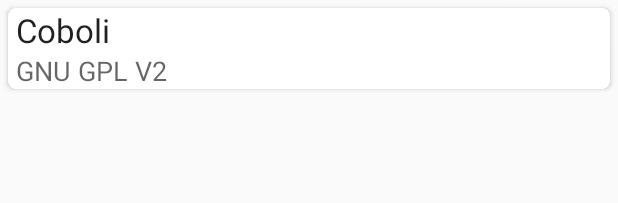
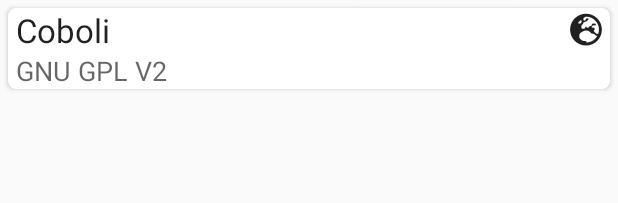
Before and after one commit to ahahn94/Coboli, an Android app: the layout fragment_card_library.xml on its own in the app's theme, with its tools: preview values and no code run, on a phone screen of 412 x 824 dp. Shown: the top 203 px of the screen. Run offline under Robolectric (Android 15) with nearby library versions, the phone set to English and light mode, and no system bars.

Commit message:
Add Project Website Links To About Section
Add buttons with links to the project websites to the About section.

Signed-off-by: ahahn94 <ahahn94@outlook.com>

```diff
--- a/app/src/main/assets/libraries.json
+++ b/app/src/main/assets/libraries.json
@@ -1,28 +1,34 @@
 {
   "App": {
     "Name": "Coboli",
+    "ProjectWebsite": "https://github.com/ahahn94/Coboli",
     "Copyright": "Copyright (c) 2019 André Hahn.\nCoboli is licensed under the GNU General Public License, Version 2.",
     "LicenseName": "GNU General Public License Version 2"
   },
   "Libraries": [
     {
       "Name": "Gson",
+      "ProjectWebsite": "https://github.com/google/gson",
       "LicenseName": "Apache License Version 2.0"
     },
     {
       "Name": "okHttp",
+      "ProjectWebsite": "https://square.github.io/okhttp/",
       "LicenseName": "Apache License Version 2.0"
     },
     {
       "Name": "Retrofit 2",
+      "ProjectWebsite": "https://square.github.io/retrofit/",
       "LicenseName": "Apache License Version 2.0"
     },
     {
       "Name": "junrar",
+      "ProjectWebsite": "https://github.com/edmund-wagner/junrar",
       "LicenseName": "UnRAR License"
     },
     {
       "Name": "FontAwesome 4",
+      "ProjectWebsite": "https://fontawesome.com/",
       "LicenseName": "SIL OFL 1.1 License"
     }
   ]
--- a/app/src/main/java/de/ahahn94/coboli/repositories/AboutRepo.kt
+++ b/app/src/main/java/de/ahahn94/coboli/repositories/AboutRepo.kt
@@ -73,7 +73,9 @@ class AboutRepo {
         @SerializedName("LicenseName")
         val licenseName: String,
         @SerializedName("LicenseText")
-        var licenseText: String
+        var licenseText: String,
+        @SerializedName("ProjectWebsite")
+        val website: String
     )
 
     /**
@@ -82,6 +84,8 @@ class AboutRepo {
     data class Library(
         @SerializedName("Name")
         val name: String,
+        @SerializedName("ProjectWebsite")
+        val website: String,
         @SerializedName("LicenseName")
         val licenseName: String,
         @SerializedName("LicenseText")
--- a/app/src/main/res/layout/fragment_card_library.xml
+++ b/app/src/main/res/layout/fragment_card_library.xml
@@ -18,18 +18,40 @@
                 android:layout_height="match_parent"
                 android:orientation="vertical">
 
+            <LinearLayout
+                    android:layout_width="match_parent"
+                    android:layout_height="match_parent"
+                    android:orientation="horizontal">
+
                 <TextView
                         android:id="@+id/label_name"
-                    android:layout_width="match_parent"
+                        android:layout_width="wrap_content"
                         android:layout_height="wrap_content"
                         android:layout_marginStart="@dimen/margin_small"
                         android:layout_marginEnd="@dimen/margin_small"
                         android:textAppearance="@style/TextAppearance.AppCompat.Large"
                         tools:text="@string/app_name" />
 
+                <Space
+                        android:layout_width="wrap_content"
+                        android:layout_height="wrap_content"
+                        android:layout_weight="1" />
+
+                <TextView
+                        android:id="@+id/button_website"
+                        android:layout_width="wrap_content"
+                        android:layout_height="match_parent"
+                        android:layout_marginStart="@dimen/margin_small"
+                        android:layout_marginEnd="@dimen/margin_small"
+                        android:fontFamily="@font/font_fontawesome_solid"
+                        android:gravity="center"
+                        android:text="@string/fa_globe_europe"
+                        android:textAppearance="@style/TextAppearance.AppCompat.Large" />
+            </LinearLayout>
+
             <TextView
                     android:id="@+id/label_license_name"
-                    android:layout_width="match_parent"
+                    android:layout_width="wrap_content"
                     android:layout_height="wrap_content"
                     android:layout_marginStart="@dimen/margin_small"
                     android:layout_marginEnd="@dimen/margin_small"
--- a/app/src/main/res/values/strings.xml
+++ b/app/src/main/res/values/strings.xml
@@ -66,4 +66,6 @@
     <string name="button_license">Show License</string>
     <string name="action_mark_read">Mark as read</string>
     <string name="action_mark_in_progress">Mark as in progress</string>
+    <string name="fa_globe_europe">\uf7a2</string>
+    <string name="toast_broken_url">Cannot open URL.</string>
 </resources>
```
Also changed, not shown: app/src/main/java/de/ahahn94/coboli/adapters/LibrariesAdapter.kt (+30 -3 lines), app/src/main/java/de/ahahn94/coboli/fragments/AboutFragment.kt (+25 -2 lines), app/src/main/res/layout/fragment_about.xml (+19 -3 lines), 1 other file. Lines whose indentation alone changed are shown as unchanged.
